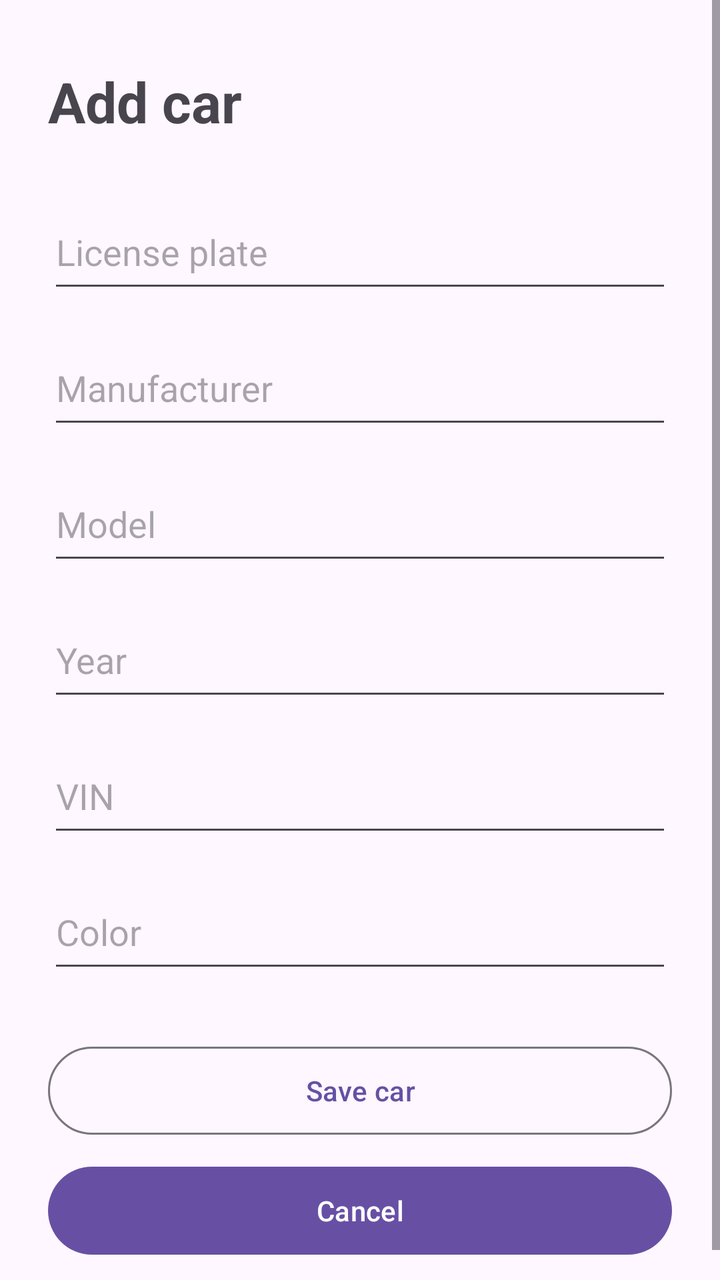
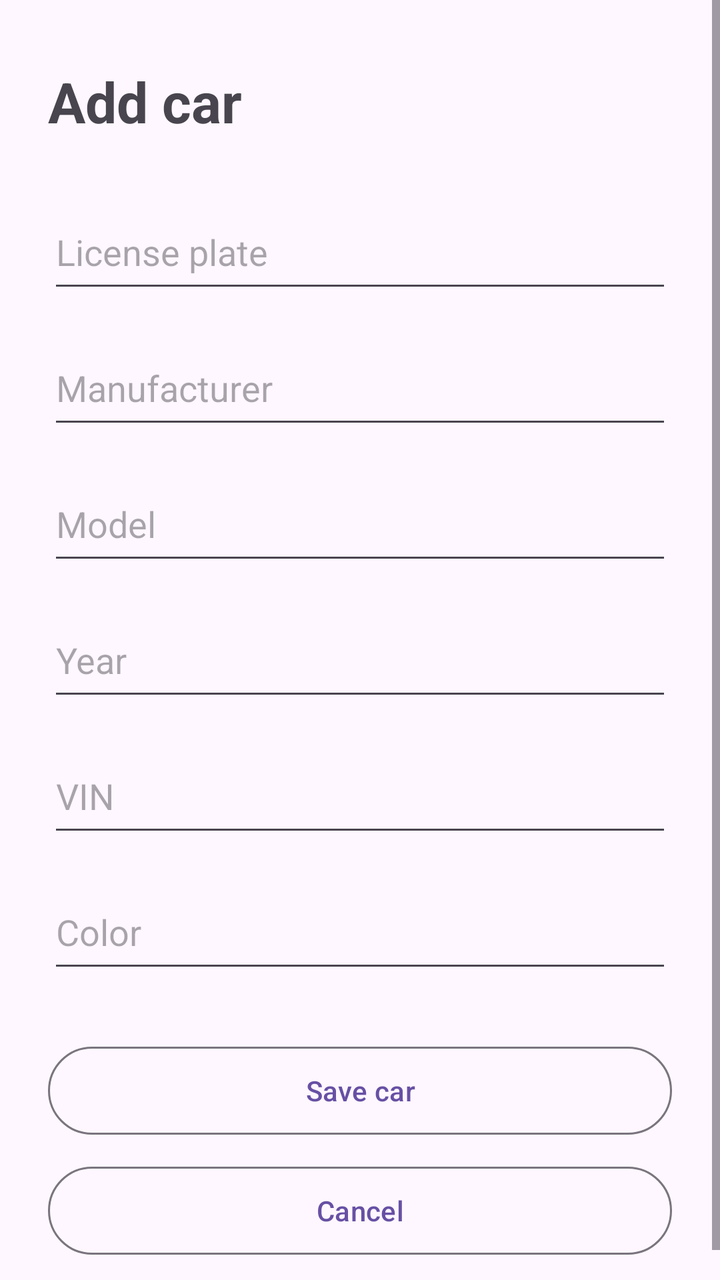

An Android layout rendered at two revisions. The XML below is the earlier revision; the diff shows what the commit changed to produce the second picture.
<!-- AndroidManifest.xml: application theme Theme.AutoServiceLog -->
<!-- res/layout/screen_add_car.xml -->
<?xml version="1.0" encoding="utf-8"?>
<ScrollView xmlns:android="http://schemas.android.com/apk/res/android"
    xmlns:app="http://schemas.android.com/apk/res-auto"
    xmlns:tools="http://schemas.android.com/tools"
    android:layout_width="match_parent"
    android:layout_height="match_parent"
    android:fillViewport="true"
    tools:context=".MainActivity">

    <LinearLayout
        android:layout_width="match_parent"
        android:layout_height="wrap_content"
        android:orientation="vertical"
        android:paddingStart="24dp"
        android:paddingTop="32dp"
        android:paddingEnd="24dp"
        android:paddingBottom="24dp">

        <TextView
            android:id="@+id/addCarTitleText"
            android:layout_width="match_parent"
            android:layout_height="wrap_content"
            android:text="@string/add_car_screen_title"
            android:textSize="28sp"
            android:textStyle="bold" />

        <EditText
            android:id="@+id/licensePlateInput"
            android:layout_width="match_parent"
            android:layout_height="54dp"
            android:layout_marginTop="28dp"
            android:hint="@string/license_plate"
            android:inputType="textCapCharacters"
            android:singleLine="true" />

        <EditText
            android:id="@+id/makeInput"
            android:layout_width="match_parent"
            android:layout_height="54dp"
            android:layout_marginTop="14dp"
            android:hint="@string/make"
            android:inputType="textCapWords"
            android:singleLine="true" />

        <EditText
            android:id="@+id/modelInput"
            android:layout_width="match_parent"
            android:layout_height="54dp"
            android:layout_marginTop="14dp"
            android:hint="@string/model"
            android:inputType="textCapWords"
            android:singleLine="true" />

        <EditText
            android:id="@+id/yearInput"
            android:layout_width="match_parent"
            android:layout_height="54dp"
            android:layout_marginTop="14dp"
            android:hint="@string/year"
            android:inputType="number"
            android:maxLength="4"
            android:singleLine="true" />

        <EditText
            android:id="@+id/vinInput"
            android:layout_width="match_parent"
            android:layout_height="54dp"
            android:layout_marginTop="14dp"
            android:hint="@string/vin"
            android:inputType="textCapCharacters"
            android:singleLine="true" />

        <EditText
            android:id="@+id/colorInput"
            android:layout_width="match_parent"
            android:layout_height="54dp"
            android:layout_marginTop="14dp"
            android:hint="@string/color"
            android:inputType="textCapWords"
            android:singleLine="true" />

        <com.google.android.material.button.MaterialButton
            android:id="@+id/saveCarButton"
            style="?attr/materialButtonOutlinedStyle"
            android:layout_width="match_parent"
            android:layout_height="52dp"
            android:layout_marginTop="28dp"
            android:text="@string/save_car"
            android:textAllCaps="false" />

        <com.google.android.material.button.MaterialButton
            android:id="@+id/cancelAddCarButton"
            style="?attr/materialButtonTextStyle"
            android:layout_width="match_parent"
            android:layout_height="52dp"
            android:layout_marginTop="8dp"
            android:text="@string/cancel"
            android:textAllCaps="false" />
    </LinearLayout>
</ScrollView>
<!-- resources referenced by this layout -->
<resources>
  <string name="add_car_screen_title">Add car</string>
  <string name="cancel">Cancel</string>
  <string name="color">Color</string>
  <string name="license_plate">License plate</string>
  <string name="make">Manufacturer</string>
  <string name="model">Model</string>
  <string name="save_car">Save car</string>
  <string name="vin">VIN</string>
  <string name="year">Year</string>
  <style name="Theme.AutoServiceLog" parent="Base.Theme.AutoServiceLog" />
  <style name="Base.Theme.AutoServiceLog" parent="Theme.Material3.DayNight.NoActionBar">
          
          
      </style>
</resources>

<!-- the commit's change to res/layout/screen_add_car.xml (unified diff, before → after) -->
@@ -90,7 +90,7 @@
 
         <com.google.android.material.button.MaterialButton
             android:id="@+id/cancelAddCarButton"
-            style="?attr/materialButtonTextStyle"
+            style="?attr/materialButtonOutlinedStyle"
             android:layout_width="match_parent"
             android:layout_height="52dp"
             android:layout_marginTop="8dp"
